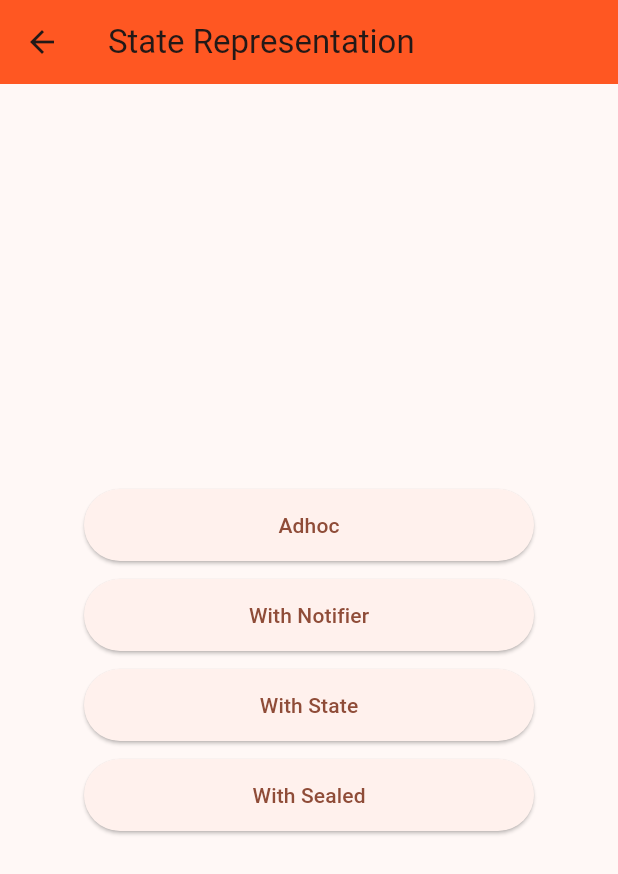
After one commit to Alba-22/tcc, a Flutter app: the screen it shows after launch, after a tap on "State Representation", on a phone screen of 412 x 824 dp. The commit adds this screen. Shown: the top 874 px of the screen. Run offline on Flutter 3.47's test engine with Material 3 defaults, Android fonts, the phone set to English and light mode, and no system bars.

Commit message:
refactor: separate the state representation stuff into it's own folder

```diff
--- a/lib/home_page.dart
+++ b/lib/home_page.dart
@@ -1,9 +1,5 @@
 import 'package:flutter/material.dart';
-import 'package:poc_tcc/approaches/adhoc/adhoc_page.dart';
-import 'package:poc_tcc/approaches/sealed/sealed_page.dart';
-import 'package:poc_tcc/approaches/with_notifier/with_notifier_page.dart';
-
-import 'approaches/with_state/with_state_page.dart';
+import 'package:poc_tcc/state/approaches/approaches_list/approaches_list_page.dart';
 
 class HomePage extends StatelessWidget {
   const HomePage({Key? key}) : super(key: key);
@@ -26,49 +22,10 @@ class HomePage extends StatelessWidget {
               onPressed: () {
                 Navigator.push(
                   context,
-                  MaterialPageRoute(builder: (context) => const AdhocPage()),
+                  MaterialPageRoute(builder: (context) => const ApproachesListPage()),
                 );
               },
-              child: const Text("Adhoc"),
-            ),
-            const SizedBox(height: 12),
-            ElevatedButton(
-              style: ButtonStyle(
-                minimumSize: MaterialStateProperty.all(const Size(300, 48)),
-              ),
-              onPressed: () {
-                Navigator.push(
-                  context,
-                  MaterialPageRoute(builder: (context) => const WithNotifierPage()),
-                );
-              },
-              child: const Text("With Notifier"),
-            ),
-            const SizedBox(height: 12),
-            ElevatedButton(
-              style: ButtonStyle(
-                minimumSize: MaterialStateProperty.all(const Size(300, 48)),
-              ),
-              onPressed: () {
-                Navigator.push(
-                  context,
-                  MaterialPageRoute(builder: (context) => const WithStatePage()),
-                );
-              },
-              child: const Text("With State"),
-            ),
-            const SizedBox(height: 12),
-            ElevatedButton(
-              style: ButtonStyle(
-                minimumSize: MaterialStateProperty.all(const Size(300, 48)),
-              ),
-              onPressed: () {
-                Navigator.push(
-                  context,
-                  MaterialPageRoute(builder: (context) => const SealedPage()),
-                );
-              },
-              child: const Text("With Sealed"),
+              child: const Text("State Representation"),
             ),
           ],
         ),
--- /dev/null
+++ b/lib/state/approaches/approaches_list/approaches_list_page.dart
@@ -0,0 +1,78 @@
+import 'package:flutter/material.dart';
+
+import '../adhoc/adhoc_page.dart';
+import '../sealed/sealed_page.dart';
+import '../with_notifier/with_notifier_page.dart';
+import '../with_state/with_state_page.dart';
+
+class ApproachesListPage extends StatelessWidget {
+  const ApproachesListPage({Key? key}) : super(key: key);
+
+  @override
+  Widget build(BuildContext context) {
+    return Scaffold(
+      appBar: AppBar(
+        title: const Text("State Representation"),
+      ),
+      body: SizedBox(
+        width: MediaQuery.of(context).size.width,
+        child: Column(
+          mainAxisAlignment: MainAxisAlignment.center,
+          children: [
+            ElevatedButton(
+              style: ButtonStyle(
+                minimumSize: MaterialStateProperty.all(const Size(300, 48)),
+              ),
+              onPressed: () {
+                Navigator.push(
+                  context,
+                  MaterialPageRoute(builder: (context) => const AdhocPage()),
+                );
+              },
+              child: const Text("Adhoc"),
+            ),
+            const SizedBox(height: 12),
+            ElevatedButton(
+              style: ButtonStyle(
+                minimumSize: MaterialStateProperty.all(const Size(300, 48)),
+              ),
+              onPressed: () {
+                Navigator.push(
+                  context,
+                  MaterialPageRoute(builder: (context) => const WithNotifierPage()),
+                );
+              },
+              child: const Text("With Notifier"),
+            ),
+            const SizedBox(height: 12),
+            ElevatedButton(
+              style: ButtonStyle(
+                minimumSize: MaterialStateProperty.all(const Size(300, 48)),
+              ),
+              onPressed: () {
+                Navigator.push(
+                  context,
+                  MaterialPageRoute(builder: (context) => const WithStatePage()),
+                );
+              },
+              child: const Text("With State"),
+            ),
+            const SizedBox(height: 12),
+            ElevatedButton(
+              style: ButtonStyle(
+                minimumSize: MaterialStateProperty.all(const Size(300, 48)),
+              ),
+              onPressed: () {
+                Navigator.push(
+                  context,
+                  MaterialPageRoute(builder: (context) => const SealedPage()),
+                );
+              },
+              child: const Text("With Sealed"),
+            ),
+          ],
+        ),
+      ),
+    );
+  }
+}
--- a/lib/approaches/sealed/sealed_page.dart
+++ b/lib/state/approaches/sealed/sealed_page.dart
@@ -1,8 +1,8 @@
 import 'package:flutter/material.dart';
-import 'package:poc_tcc/widgets/failure_widget.dart';
-import 'package:poc_tcc/widgets/notifier_builder.dart';
-import 'package:poc_tcc/widgets/sucess_widget.dart';
 
+import '../../widgets/failure_widget.dart';
+import '../../widgets/notifier_builder.dart';
+import '../../widgets/sucess_widget.dart';
 import 'controller.dart';
 
 class SealedPage extends StatefulWidget {
--- a/lib/approaches/with_state/with_state_page.dart
+++ b/lib/state/approaches/with_state/with_state_page.dart
@@ -1,8 +1,8 @@
 import 'package:flutter/material.dart';
-import 'package:poc_tcc/widgets/failure_widget.dart';
-import 'package:poc_tcc/widgets/notifier_builder.dart';
-import 'package:poc_tcc/widgets/sucess_widget.dart';
 
+import '../../widgets/failure_widget.dart';
+import '../../widgets/notifier_builder.dart';
+import '../../widgets/sucess_widget.dart';
 import 'controller.dart';
 
 class WithStatePage extends StatefulWidget {
--- a/lib/widgets/notifier_builder.dart
+++ b/lib/state/widgets/notifier_builder.dart
@@ -1,5 +1,6 @@
 import 'package:flutter/material.dart';
-import 'package:poc_tcc/common/notifier.dart';
+
+import '../common/notifier.dart';
 
 class NotifierBuilder extends StatefulWidget {
   final Notifier controller;
--- a/lib/widgets/sucess_widget.dart
+++ b/lib/state/widgets/sucess_widget.dart
@@ -1,5 +1,6 @@
 import 'package:flutter/material.dart';
-import 'package:poc_tcc/model/success_model.dart';
+
+import '../model/success_model.dart';
 
 class SuccessWidget extends StatelessWidget {
   final SuccessModel data;
```
Also changed, not shown: lib/state/approaches/adhoc/adhoc_page.dart (renamed from lib/approaches/adhoc/adhoc_page.dart, +4 -4 lines), lib/state/approaches/sealed/controller.dart (renamed from lib/approaches/sealed/controller.dart, +4 -4 lines), lib/state/approaches/with_notifier/controller.dart (renamed from lib/approaches/with_notifier/controller.dart, +4 -4 lines), lib/state/approaches/with_notifier/with_notifier_page.dart (renamed from lib/approaches/with_notifier/with_notifier_page.dart, +5 -4 lines), lib/state/approaches/with_state/controller.dart (renamed from lib/approaches/with_state/controller.dart, +4 -4 lines), lib/state/common/notifier.dart (renamed from lib/common/notifier.dart), lib/state/model/error_exception.dart (renamed from lib/model/error_exception.dart), lib/state/model/success_model.dart (renamed from lib/model/success_model.dart), lib/state/repository/get_information_from_network.dart (renamed from lib/repository/get_information_from_network.dart), lib/state/widgets/failure_widget.dart (renamed from lib/widgets/failure_widget.dart).
